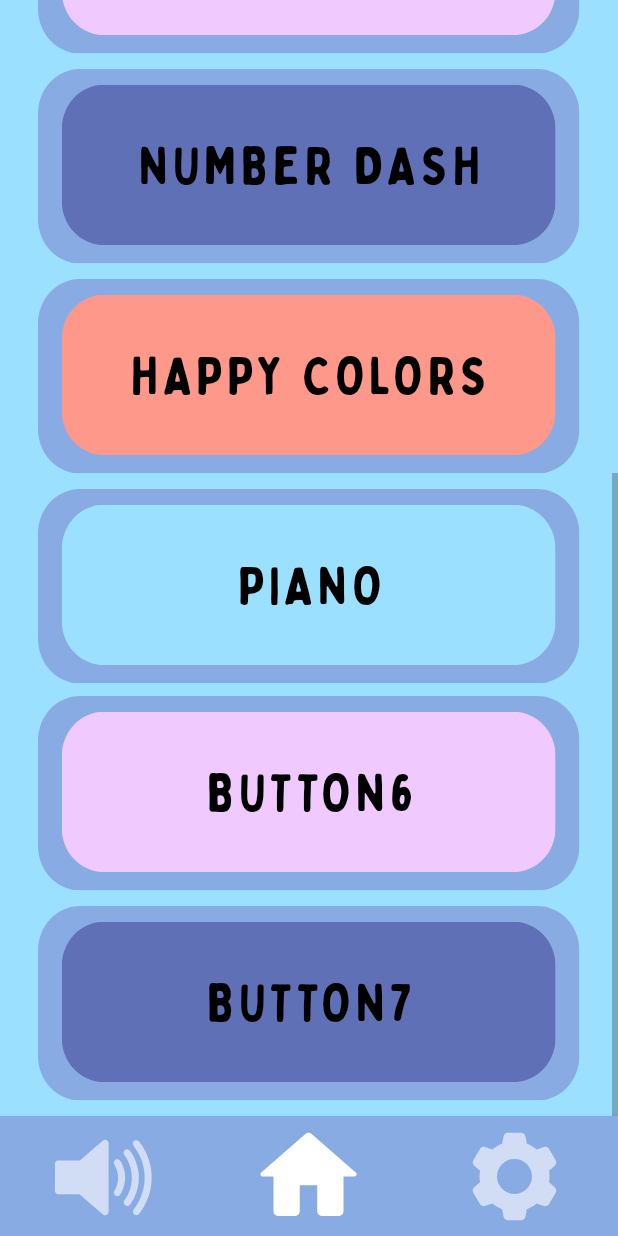
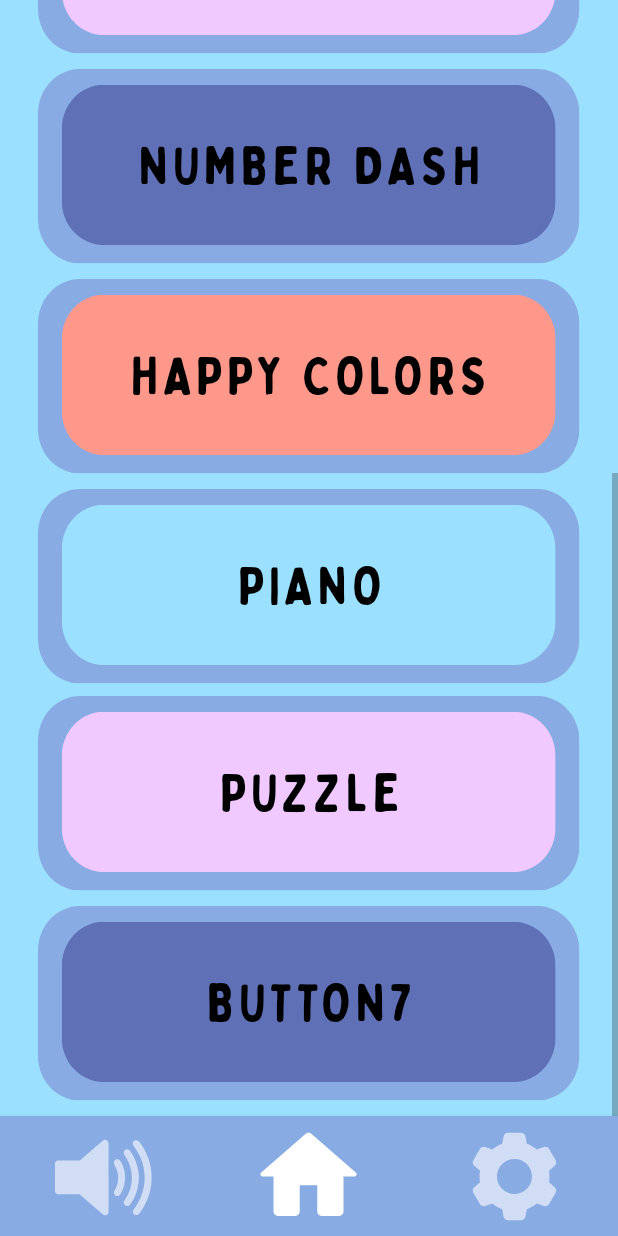
Before and after one commit to Isa2604/Lab.DisMov, an Android app: the screen it shows after launch (MainActivity), scrolled down 511 dp, on a phone screen of 412 x 824 dp. Run offline under Robolectric (Android 15) with nearby library versions, the phone set to English and light mode, and no system bars; our stand-ins replace navigation-ui.

Commit message:
cambio de nombre a botón

```diff
--- a/app/src/main/res/layout/fragment_home.xml
+++ b/app/src/main/res/layout/fragment_home.xml
@@ -122,7 +122,7 @@
             android:layout_marginEnd="25dp"
             android:background="@drawable/btn1"
             android:fontFamily="@font/bobby_jones"
-            android:text="button6"
+            android:text="Puzzle"
             android:textColor="@color/black"
             android:textSize="35sp"
             app:backgroundTint="@null"
```
